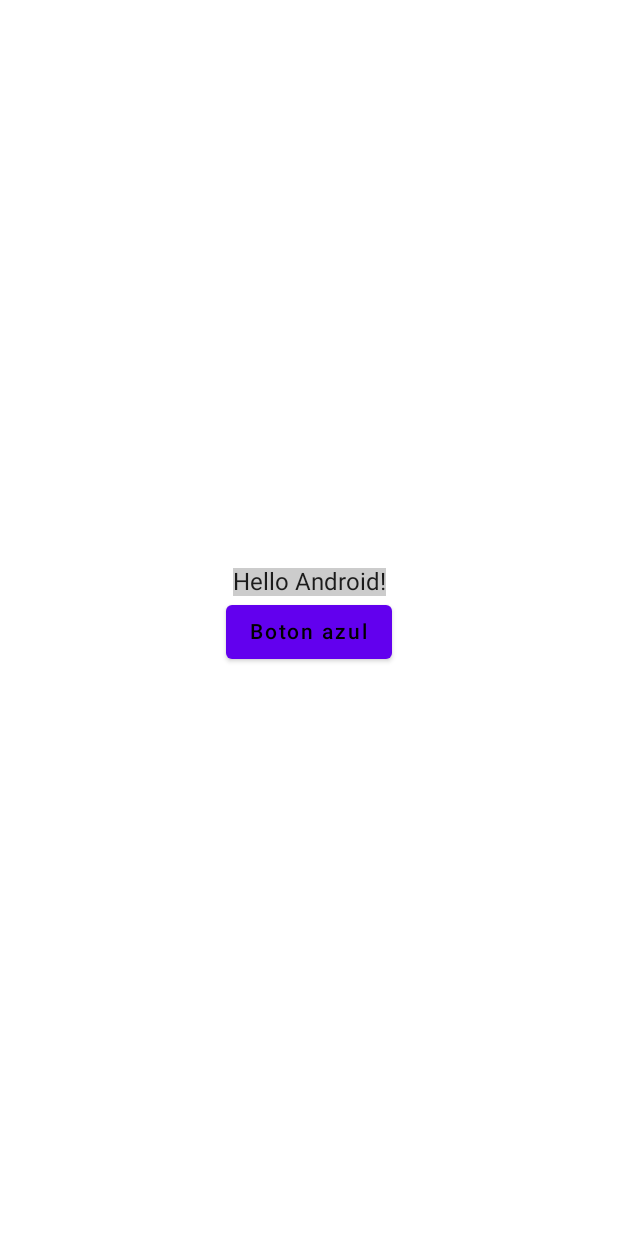
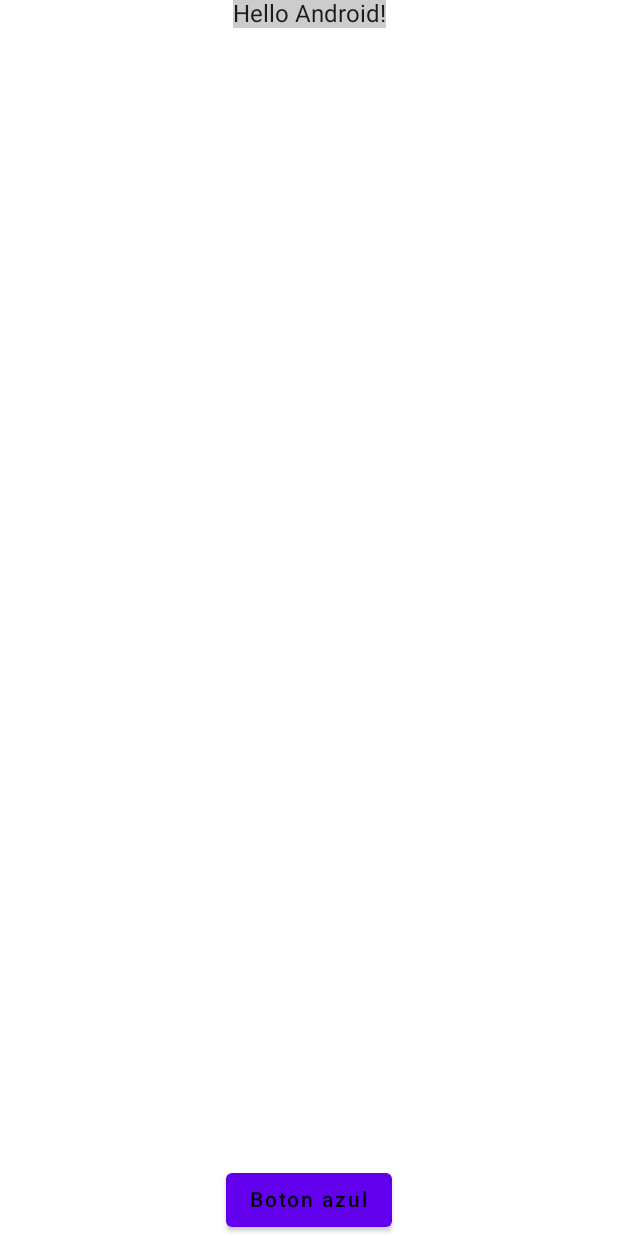
Before and after one commit to camarmadev/GitPruebas, an Android app built with Jetpack Compose: the screen it shows after launch (MainActivity), on a phone screen of 412 x 824 dp. Run offline under Robolectric (Android 15) with nearby library versions, the phone set to English and light mode, and no system bars.

Commit message:
separo los botones

```diff
--- a/app/src/main/java/com/javidev/gitpruebasjavikidoandroid/MainActivity.kt
+++ b/app/src/main/java/com/javidev/gitpruebasjavikidoandroid/MainActivity.kt
@@ -36,7 +36,7 @@ class MainActivity : ComponentActivity() {
 fun Greeting(name: String) {
     Column(
         modifier = Modifier.fillMaxSize(),
-        verticalArrangement = Arrangement.Center,
+        verticalArrangement = Arrangement.SpaceBetween,
         horizontalAlignment = Alignment.CenterHorizontally
     ) {
 
```
